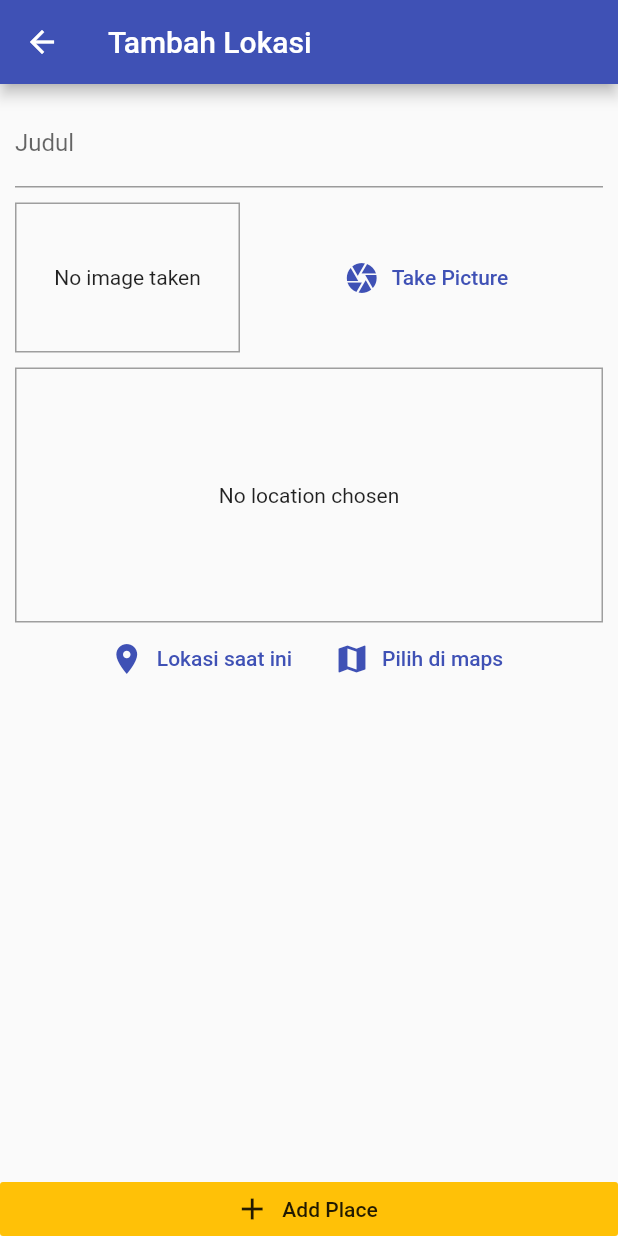
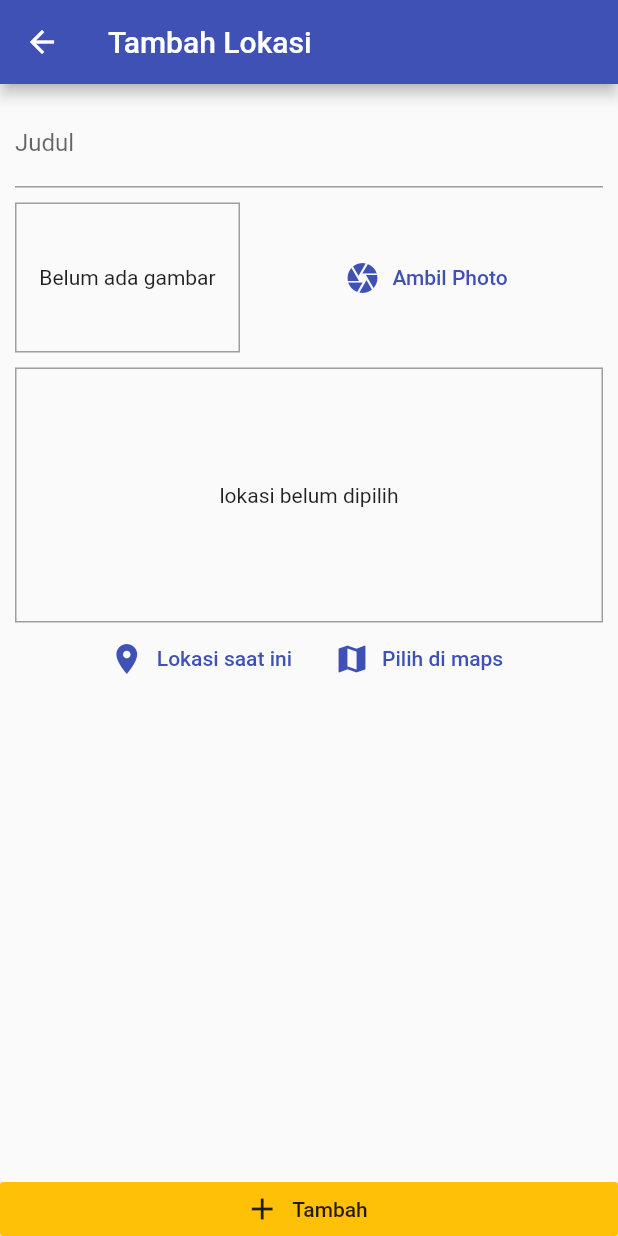
Before and after one commit to awalsetya/flutter_maps, a Flutter app: the AddPlaceScreen screen opened by its route, on a phone screen of 412 x 824 dp. Run offline on Flutter 3.47's test engine with Material 2 defaults, Android fonts, the phone set to English and light mode, and no system bars; our stand-ins replace flutter_map, image_picker, latlong, location, sqflite; accounts and stored records are empty.

Commit message:
edit text elemen

```diff
--- a/lib/screens/add_place_screen.dart
+++ b/lib/screens/add_place_screen.dart
@@ -71,7 +71,7 @@ class _AddPlaceScreenState extends State<AddPlaceScreen> {
           ),
           RaisedButton.icon(
             icon: Icon(Icons.add),
-            label: Text('Add Place'),
+            label: Text('Tambah'),
             onPressed: _savedPlace,
             elevation: 0,
             materialTapTargetSize: MaterialTapTargetSize.shrinkWrap,
--- a/lib/widgets/image_input.dart
+++ b/lib/widgets/image_input.dart
@@ -50,14 +50,14 @@ class _ImageInputState extends State<ImageInput> {
                   fit: BoxFit.cover,
                   width: double.infinity,
                 )
-              : Text('No image taken', textAlign: TextAlign.center,),
+              : Text('Belum ada gambar', textAlign: TextAlign.center,),
           alignment: Alignment.center,
         ),
         SizedBox(width: 10,),
         Expanded(
           child: FlatButton.icon(
             icon: Icon(Icons.camera),
-            label: Text('Take Picture'),
+            label: Text('Ambil Photo'),
             textColor: Theme.of(context).primaryColor,
             onPressed: _takePicture,
           ),
--- a/lib/widgets/location_input.dart
+++ b/lib/widgets/location_input.dart
@@ -66,7 +66,7 @@ class _LocationInputState extends State<LocationInput> {
             border: Border.all(width: 1, color: Colors.grey),
           ),
           child: _previewImageUrl == null
-              ? Text('No location chosen')
+              ? Text('lokasi belum dipilih')
               : Image.network(
                   _previewImageUrl,
                   fit: BoxFit.cover,
```
